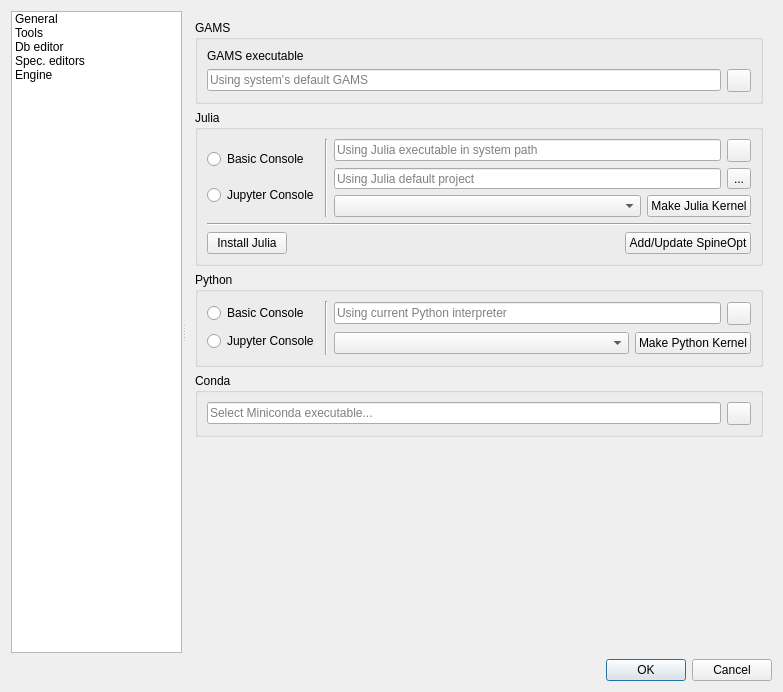
First picture: the form in spinetoolbox/ui/settings.ui, repository spine-tools/Spine-Toolbox, before the edit.
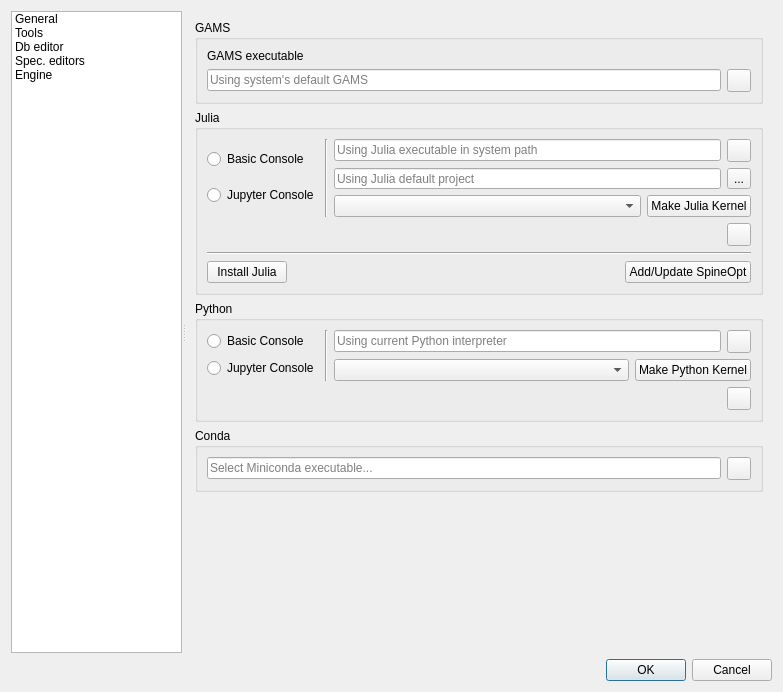
Second picture: the form after the edit. The open tabs and pages were chosen to show the change. Icons and pictures are not drawn. Custom widgets are drawn as their Qt base class.

Commit message:
Add buttons to Settings->Tools widget to set default execution settings for Julia and Python Tools in the current project
Re #2446

```diff
--- a/spinetoolbox/ui/settings.ui
+++ b/spinetoolbox/ui/settings.ui
@@ -668,7 +668,10 @@
           <property name="title">
            <string>Julia</string>
           </property>
-          <layout class="QVBoxLayout" name="verticalLayout_16">
+          <layout class="QVBoxLayout" name="verticalLayout_10">
+           <property name="topMargin">
+            <number>9</number>
+           </property>
            <item>
             <layout class="QHBoxLayout" name="horizontalLayout_14">
              <item>
@@ -821,6 +824,34 @@
              </item>
             </layout>
            </item>
+           <item>
+            <layout class="QHBoxLayout" name="horizontalLayout">
+             <item>
+              <spacer name="horizontalSpacer_2">
+               <property name="orientation">
+                <enum>Qt::Horizontal</enum>
+               </property>
+               <property name="sizeHint" stdset="0">
+                <size>
+                 <width>40</width>
+                 <height>20</height>
+                </size>
+               </property>
+              </spacer>
+             </item>
+             <item>
+              <widget class="QToolButton" name="toolButton_set_julia_defaults">
+               <property name="toolTip">
+                <string>&lt;html&gt;&lt;head/&gt;&lt;body&gt;&lt;p&gt;Set these Julia execution settings to all Julia Tool Specifications in the current project&lt;/p&gt;&lt;/body&gt;&lt;/html&gt;</string>
+               </property>
+               <property name="icon">
+                <iconset resource="resources/resources_icons.qrc">
+                 <normaloff>:/icons/share.svg</normaloff>:/icons/share.svg</iconset>
+               </property>
+              </widget>
+             </item>
+            </layout>
+           </item>
            <item>
             <widget class="Line" name="line">
              <property name="orientation">
@@ -888,7 +919,12 @@
           <property name="title">
            <string>Python</string>
           </property>
-          <layout class="QHBoxLayout" name="horizontalLayout_3">
+          <layout class="QVBoxLayout" name="verticalLayout_16">
+           <property name="topMargin">
+            <number>9</number>
+           </property>
+           <item>
+            <layout class="QHBoxLayout" name="horizontalLayout_5">
            <item>
             <layout class="QVBoxLayout" name="verticalLayout_14">
              <item>
@@ -997,6 +1033,36 @@
                 </widget>
                </item>
               </layout>
+               </item>
+              </layout>
+             </item>
+            </layout>
+           </item>
+           <item>
+            <layout class="QHBoxLayout" name="horizontalLayout_3">
+             <item>
+              <spacer name="horizontalSpacer_3">
+               <property name="orientation">
+                <enum>Qt::Horizontal</enum>
+               </property>
+               <property name="sizeHint" stdset="0">
+                <size>
+                 <width>40</width>
+                 <height>20</height>
+                </size>
+               </property>
+              </spacer>
+             </item>
+             <item>
+              <widget class="QToolButton" name="toolButton_set_python_defaults">
+               <property name="toolTip">
+                <string>&lt;html&gt;&lt;head/&gt;&lt;body&gt;&lt;p&gt;Set these Python execution settings to all Python Tool Specifications in the current project&lt;/p&gt;&lt;/body&gt;&lt;/html&gt;</string>
+               </property>
+               <property name="icon">
+                <iconset resource="resources/resources_icons.qrc">
+                 <normaloff>:/icons/share.svg</normaloff>:/icons/share.svg</iconset>
+               </property>
+              </widget>
              </item>
             </layout>
            </item>
```
Lines whose indentation alone changed are shown as unchanged. The commit also changes 7 other files.
